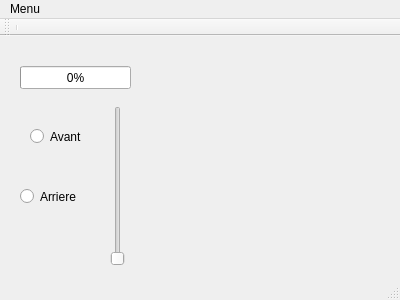
Above: Wifibot/mainwindow.ui from louisFauvernier/WifiBot before the change. Below: the same form after it.
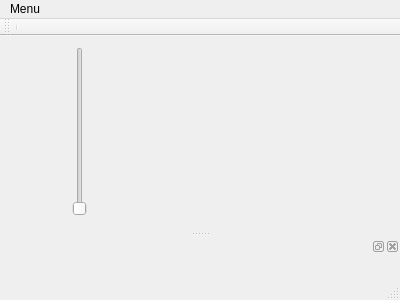
That is the form after the change. Icons and pictures are not drawn.

What changed in the file:
```diff
--- a/Wifibot/mainwindow.ui
+++ b/Wifibot/mainwindow.ui
@@ -14,14 +14,35 @@
    <string>WifiBot Alpha V1.03</string>
   </property>
   <widget class="QWidget" name="centralWidget">
+   <widget class="QWidget" name="horizontalLayoutWidget">
+    <property name="geometry">
+     <rect>
+      <x>10</x>
+      <y>0</y>
+      <width>361</width>
+      <height>191</height>
+     </rect>
+    </property>
+    <layout class="QHBoxLayout" name="horizontalLayout">
+     <property name="spacing">
+      <number>0</number>
+     </property>
+     <property name="sizeConstraint">
+      <enum>QLayout::SetDefaultConstraint</enum>
+     </property>
+     <property name="leftMargin">
+      <number>0</number>
+     </property>
+     <item>
    <widget class="QSlider" name="vitesse">
-    <property name="geometry">
-     <rect>
-      <x>110</x>
-      <y>70</y>
-      <width>16</width>
-      <height>160</height>
-     </rect>
+       <property name="enabled">
+        <bool>false</bool>
+       </property>
+       <property name="minimumSize">
+        <size>
+         <width>20</width>
+         <height>0</height>
+        </size>
     </property>
     <property name="minimum">
      <number>60</number>
@@ -33,84 +54,17 @@
      <enum>Qt::Vertical</enum>
     </property>
    </widget>
-   <widget class="QProgressBar" name="battery">
-    <property name="geometry">
-     <rect>
-      <x>20</x>
-      <y>30</y>
-      <width>111</width>
-      <height>23</height>
-     </rect>
-    </property>
-    <property name="value">
-     <number>0</number>
-    </property>
-    <property name="format">
-     <string>%p%</string>
-    </property>
-   </widget>
-   <widget class="QRadioButton" name="ir_avant">
-    <property name="geometry">
-     <rect>
-      <x>30</x>
-      <y>90</y>
-      <width>91</width>
-      <height>21</height>
-     </rect>
-    </property>
-    <property name="text">
-     <string>Avant</string>
-    </property>
-    <property name="iconSize">
-     <size>
-      <width>50</width>
-      <height>24</height>
-     </size>
-    </property>
-    <property name="autoExclusive">
-     <bool>false</bool>
-    </property>
-   </widget>
-   <widget class="QRadioButton" name="ir_arriere">
-    <property name="geometry">
-     <rect>
-      <x>20</x>
-      <y>150</y>
-      <width>99</width>
-      <height>21</height>
-     </rect>
-    </property>
-    <property name="text">
-     <string>Arriere</string>
-    </property>
-    <property name="iconSize">
-     <size>
-      <width>50</width>
-      <height>24</height>
-     </size>
-    </property>
-    <property name="checkable">
-     <bool>true</bool>
-    </property>
-    <property name="autoExclusive">
-     <bool>false</bool>
-    </property>
-   </widget>
-   <widget class="QWidget" name="gridLayoutWidget">
-    <property name="geometry">
-     <rect>
-      <x>230</x>
-      <y>77</y>
-      <width>161</width>
-      <height>160</height>
-     </rect>
-    </property>
+     </item>
+     <item>
     <layout class="QGridLayout" name="gridLayout">
      <property name="spacing">
       <number>0</number>
      </property>
      <item row="1" column="0">
       <widget class="QPushButton" name="buttonLeft">
+         <property name="enabled">
+          <bool>false</bool>
+         </property>
        <property name="minimumSize">
         <size>
          <width>0</width>
@@ -146,6 +100,9 @@
      </item>
      <item row="0" column="1">
       <widget class="QPushButton" name="buttonForeward">
+         <property name="enabled">
+          <bool>false</bool>
+         </property>
        <property name="sizePolicy">
         <sizepolicy hsizetype="Minimum" vsizetype="Fixed">
          <horstretch>0</horstretch>
@@ -184,6 +141,9 @@
      </item>
      <item row="1" column="1">
       <widget class="QPushButton" name="buttonCamera">
+         <property name="enabled">
+          <bool>true</bool>
+         </property>
        <property name="maximumSize">
         <size>
          <width>50</width>
@@ -213,6 +173,9 @@
      </item>
      <item row="2" column="1">
       <widget class="QPushButton" name="buttonBackward">
+         <property name="enabled">
+          <bool>false</bool>
+         </property>
        <property name="maximumSize">
         <size>
          <width>50</width>
@@ -242,6 +205,9 @@
      </item>
      <item row="1" column="2">
       <widget class="QPushButton" name="buttonRight">
+         <property name="enabled">
+          <bool>true</bool>
+         </property>
        <property name="maximumSize">
         <size>
          <width>50</width>
@@ -270,6 +236,8 @@
       </widget>
      </item>
     </layout>
+     </item>
+    </layout>
    </widget>
   </widget>
   <widget class="QMenuBar" name="menuBar">
@@ -301,6 +269,27 @@
    <addaction name="separator"/>
   </widget>
   <widget class="QStatusBar" name="statusBar"/>
+  <widget class="QDockWidget" name="dockWidgetCamera">
+   <property name="enabled">
+    <bool>false</bool>
+   </property>
+   <property name="minimumSize">
+    <size>
+     <width>100</width>
+     <height>41</height>
+    </size>
+   </property>
+   <property name="layoutDirection">
+    <enum>Qt::LeftToRight</enum>
+   </property>
+   <property name="floating">
+    <bool>false</bool>
+   </property>
+   <attribute name="dockWidgetArea">
+    <number>8</number>
+   </attribute>
+   <widget class="QWidget" name="dockWidgetContents"/>
+  </widget>
   <action name="actionQuitter">
    <property name="text">
     <string>Quitter</string>
```
Left out of the diff: 7 changed lines with no effect on the pictures. Lines whose indentation alone changed are shown as unchanged.
